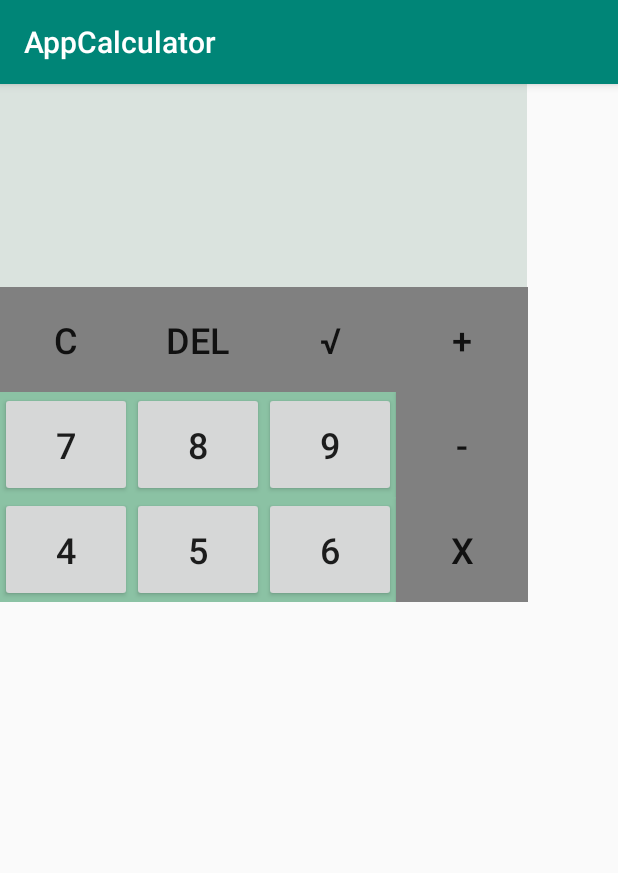
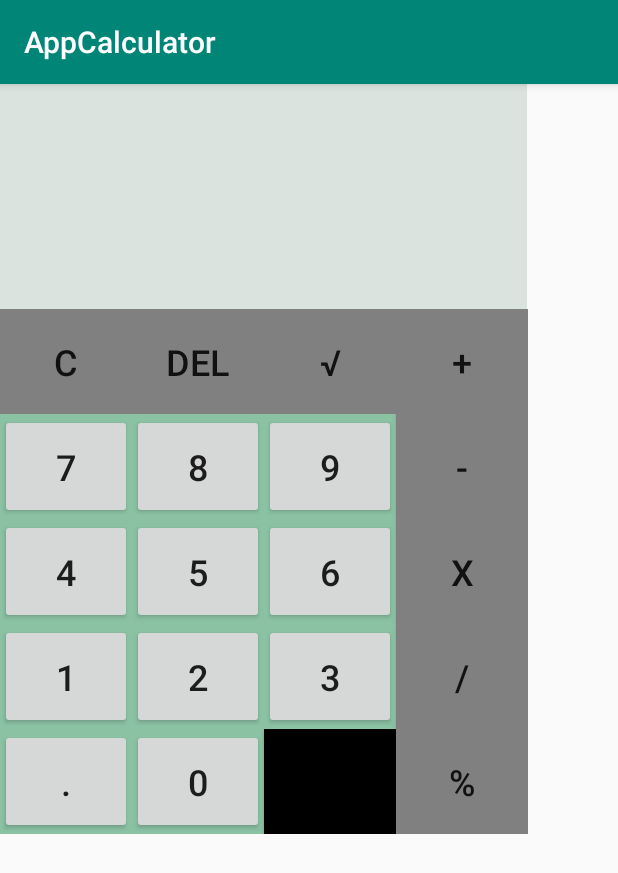
Before and after one commit to Mamun-cse/LabFinalapps, an Android app: the screen it shows after launch (MainActivity), on a phone screen of 412 x 824 dp. Shown: the top 873 px of the screen. Run offline under Robolectric (Android 15) with nearby library versions, the phone set to English and light mode, and no system bars.

Commit message:
Button 123/.0=%

```diff
--- a/app/src/main/res/layout/activity_main.xml
+++ b/app/src/main/res/layout/activity_main.xml
@@ -19,7 +19,7 @@
             <TextView
                 android:id="@+id/bresult"
                 android:layout_width="351dp"
-                android:layout_height="65dp"
+                android:layout_height="80dp"
                 android:background="@color/Background"
                 android:text=""
                 android:textSize="40sp" />
@@ -58,6 +58,7 @@
                 android:background="@color/Button"
                 android:text="C"
                 android:textSize="24sp" />
+
             <Button
                 android:id="@+id/bDEL"
                 android:layout_width="wrap_content"
@@ -161,6 +162,83 @@
 
 
         </LinearLayout>
+        <LinearLayout
+            android:layout_width="wrap_content"
+            android:layout_height="wrap_content"
+            android:orientation="horizontal">
+
+            <Button
+                android:id="@+id/b1"
+                android:layout_width="wrap_content"
+                android:layout_height="70dp"
+                android:text="1"
+                android:textSize="24sp" />
+
+            <Button
+                android:id="@+id/b2"
+                android:layout_width="wrap_content"
+                android:layout_height="70dp"
+                android:text="2"
+                android:textSize="24sp" />
+
+            <Button
+                android:id="@+id/b3"
+                android:layout_width="wrap_content"
+                android:layout_height="70dp"
+                android:text="3"
+                android:textSize="24sp" />
+
+            <Button
+                android:id="@+id/bdiv"
+                android:layout_width="wrap_content"
+                android:layout_height="70dp"
+                android:background="@color/Button"
+                android:text="/"
+                android:textSize="24sp" />
+
+
+
+        </LinearLayout>
+        <LinearLayout
+            android:layout_width="wrap_content"
+            android:layout_height="wrap_content"
+            android:orientation="horizontal">
+
+            <Button
+                android:id="@+id/bpoint"
+                android:layout_width="wrap_content"
+                android:layout_height="70dp"
+                android:text="."
+                android:textSize="24sp" />
+
+            <Button
+                android:id="@+id/bzero"
+                android:layout_width="wrap_content"
+                android:layout_height="70dp"
+                android:text="0"
+                android:textSize="24sp" />
+
+            <Button
+                android:id="@+id/bequ"
+                android:layout_width="wrap_content"
+                android:layout_height="70dp"
+                android:background="@color/Buttonequ"
+                android:text="="
+                android:textSize="24sp" />
+
+            <Button
+                android:id="@+id/bmod"
+                android:layout_width="wrap_content"
+                android:layout_height="70dp"
+                android:background="@color/Button"
+                android:text="%"
+                android:textSize="24sp" />
+
+
+
+        </LinearLayout>
+
+
 
     </LinearLayout>
 
--- a/app/src/main/res/values/colors.xml
+++ b/app/src/main/res/values/colors.xml
@@ -7,5 +7,5 @@
     <color name="Background2">#DAE3DE </color>
     <color name="allbackground">#8BC2A4</color>
     <color name="Button">#808080 </color>
-    <color name="Buttonequ">#DAF7A6 </color>
+    <color name="Buttonequ">#000000 </color>
 </resources>
```
